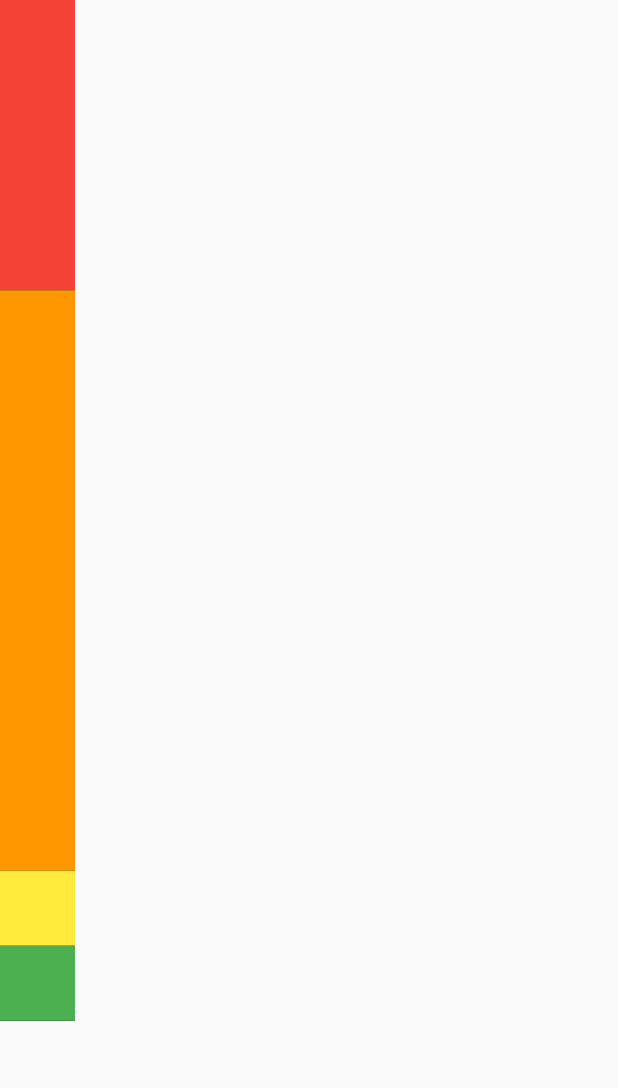
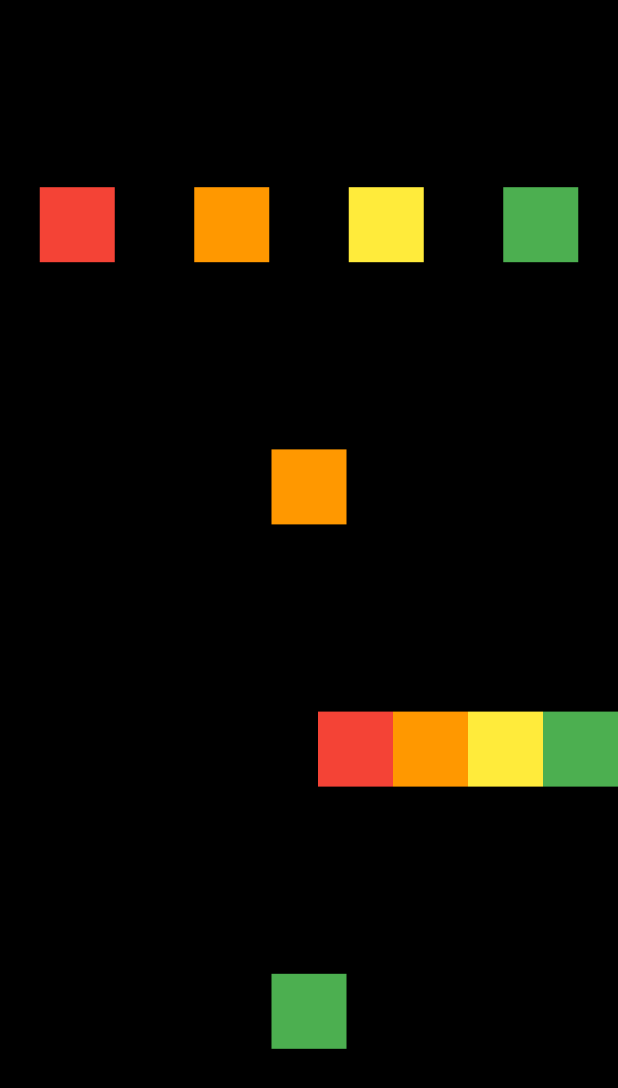
Before and after one commit to yewon-saurus/study-flutter, a Flutter app: the screen it shows after launch, on a phone screen of 412 x 824 dp. Shown: the top 1088 px of the screen. Run offline on Flutter 3.47's test engine with Material 2 defaults, Android fonts, the light colour scheme and no system bars.

Commit message:
row and column: 실습(퀴즈)

```diff
--- a/row_and_column/lib/screen/home_screen.dart
+++ b/row_and_column/lib/screen/home_screen.dart
@@ -13,55 +13,69 @@ class HomeScreen extends StatelessWidget {
           child: Container( // 컨테이너, 말 그대로, 위젯들을 넣는 역할을 해요.. 형태는 child widget를 따라감
             color: Colors.black,
             // width: MediaQuery.of(context).size.width, // 이걸 이렇게 하면 size를 가져올 수 있구나~ 거기서 width나 heigth를 가져올 수 있구나~
-            // child: Column(
+            // Row와 Column을 조합해서 복잡한 레이아웃을 만들 수 있다!.. 부모 자식 부모 자식 이렇게 겹쳐서요
             child: Column(
-              // MainAxisAlignment - 주축 정렬
-              // start - 시작
-              // end - 끝
-              // center - 가운데
-              // spaceBetween - 위젯과 위젯 사이 공간이 동일하게 배치
-              // spaceEvenly - spaceBetween과 같이 위젯을 같은 간격으로 배치하지만, 끝과 끝이, 여백으로 시작(위젯이 아니라)
-              // spaceAround - spaceEvenly + 끝과 끝의 간격은 1/2
-              mainAxisAlignment: MainAxisAlignment.spaceAround,
-
-              // CrossAxisAligment - 반대축 정렬
-              // row 일 때는 세로, column 일 때는 가로~ 반대로 생각하면 편하겠죠?
-              // 주축에서는, 남는 공간을, 차지 할 수 있는 최대한을 차지한다?
-              // 근데 주축이 아닌.. 반대 축은, 위젯의 사이즈, 즉 최소한의 사이즈만 기본적으로 차지를 한다.
-
-              // baseline은 글자를 정렬할 때, 글자의 밑부분을 정렬하는건데.. (알아서 사용 하시고)
-              // crossAxisAlignment: CrossAxisAlignment.center, // 기본값 인듯
-              crossAxisAlignment: CrossAxisAlignment.start, // 좍좍 늘림.. 헐! 50씩만 차지하라고 했는데 최대한으로 늘어남
-
-              mainAxisSize: MainAxisSize.min,
+              mainAxisAlignment: MainAxisAlignment.spaceEvenly,
               children: [
-                // Expanded / Flexible -> 중요.. Row나 Column 위젯의 안, 'children'에만 사용될 수 있어요
-                Expanded( // 헐.. 남아있는 공간을, Expanded로 감싸져있는 애들이, 나눠서 먹었네요..
-                  child: Container(
-                    color: Colors.red,
-                    width: 50.0,
-                    height: 50.0,
-                  ),
-                ),
-                Expanded(
-                  flex: 2, // 나머지 공간을 나눠먹는 비율.. 얘는 2 만큼의 공간을 차지하겠군
-                  child: Container(
-                    color: Colors.orange,
-                    width: 50.0,
-                    height: 50.0,
-                  ),
-                ),
-                Flexible( // 일단은 이 비율만큼 공간을 차지 하되, 만약 child 안에 있는 위젯이 공간을 차지하지 않으면 -> 남는 공간은 버려 버림
-                  child: Container(
-                    color: Colors.yellow,
-                    width: 50.0,
-                    height: 50.0,
-                  ),
+                Row(
+                  mainAxisAlignment: MainAxisAlignment.spaceAround,
+                  children: [
+                    Container(
+                      height: 50.0,
+                      width: 50.0,
+                      color: Colors.red,
+                    ),
+                    Container(
+                      height: 50.0,
+                      width: 50.0,
+                      color: Colors.orange,
+                    ),
+                    Container(
+                      height: 50.0,
+                      width: 50.0,
+                      color: Colors.yellow,
+                    ),
+                    Container(
+                      height: 50.0,
+                      width: 50.0,
+                      color: Colors.green,
+                    ),
+                  ],
                 ),
                 Container(
+                  height: 50.0,
+                  width: 50.0,
+                  color: Colors.orange,
+                ),
+                Row(
+                  mainAxisAlignment: MainAxisAlignment.end,
+                  children: [
+                    Container(
+                      height: 50.0,
+                      width: 50.0,
+                      color: Colors.red,
+                    ),
+                    Container(
+                      height: 50.0,
+                      width: 50.0,
+                      color: Colors.orange,
+                    ),
+                    Container(
+                      height: 50.0,
+                      width: 50.0,
+                      color: Colors.yellow,
+                    ),
+                    Container(
+                      height: 50.0,
+                      width: 50.0,
+                      color: Colors.green,
+                    ),
+                  ],
+                ),
+                Container(
+                  height: 50.0,
+                  width: 50.0,
                   color: Colors.green,
-                  width: 50.0,
-                  height: 50.0,
                 ),
               ],
             ),
```
